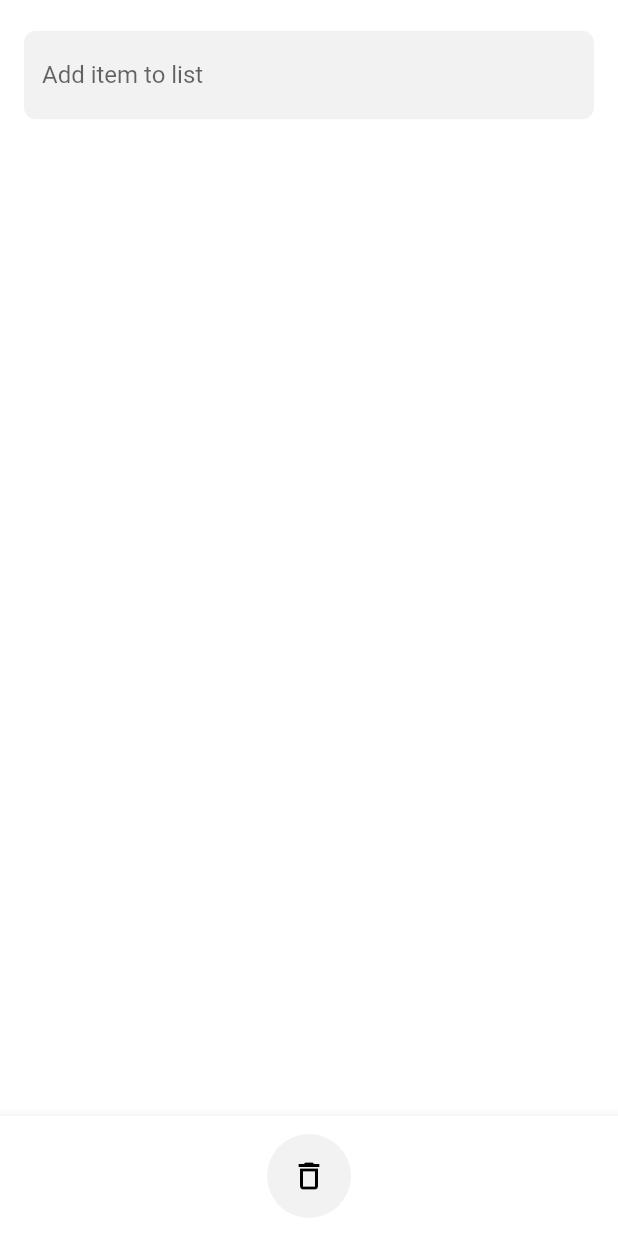
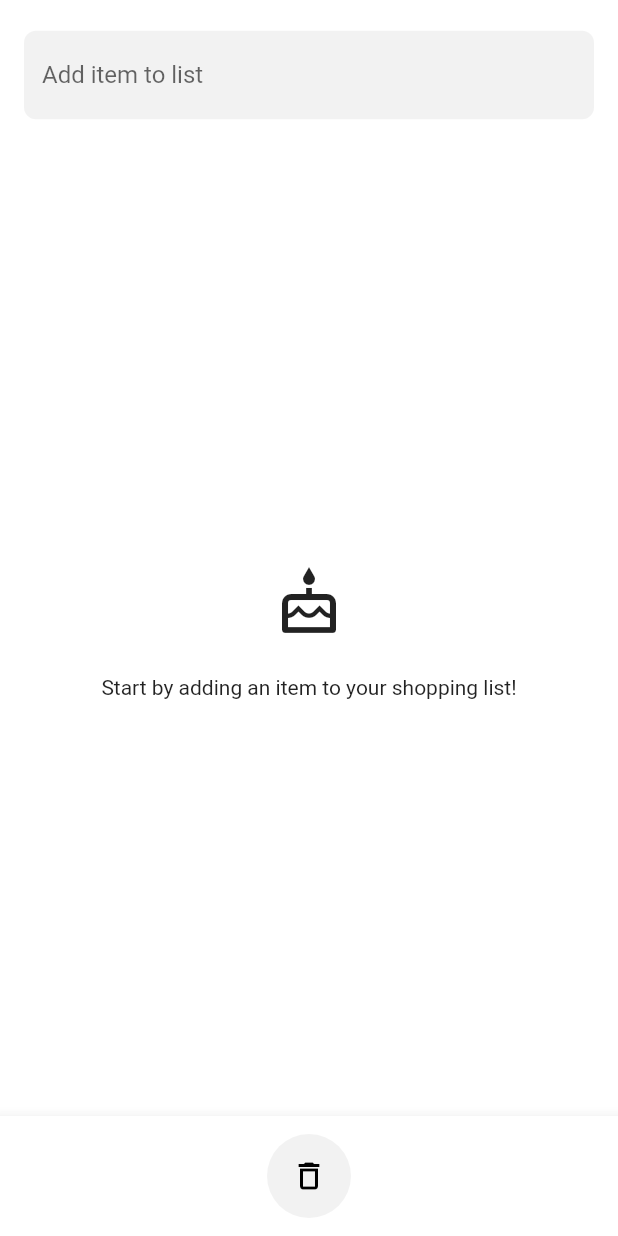
Before and after one commit to OssiPesonen/flutter-grocery-liust, a Flutter app: the screen it shows after launch, on a phone screen of 412 x 824 dp. Run offline on Flutter 3.47's test engine with Material 2 defaults, Android fonts, the phone set to English and light mode, and no system bars; our stand-ins replace nanoid.

Commit message:
feat: Add id prop to list item model refactor: Use ID as key to access item in list as opposed to title feat: Add increase / decrease to amount buttons and functionality feat: Show amount in picked up items feat: Adding number in front of the item name will use that as it's amount refactor: Adjusted folder structure and naming a bit

```diff
--- a/lib/models/list_item.dart
+++ b/lib/models/list_item.dart
@@ -1,9 +1,17 @@
 class ListItem {
-  final String title;
-  bool isComplete;
+  /// UUID
+  final String id;
+  /// Item title / description
+  String title;
+  /// Has the item been picked up
+  bool isPickedUp;
+  /// How many items are there to pick up
+  int amount;
 
   ListItem({
+    required this.id,
     required this.title,
-    required this.isComplete,
+    required this.isPickedUp,
+    required this.amount,
   });
 }
--- a/lib/screens/home.dart
+++ b/lib/screens/home.dart
@@ -1,8 +1,9 @@
 import 'package:flutter/material.dart';
 import 'package:shopping_list_app/providers/items_provider.dart';
-import 'package:shopping_list_app/widgets/home/home_bottom_navigation.dart';
-import 'package:shopping_list_app/widgets/home/home_app_bar.dart';
-import 'package:shopping_list_app/widgets/list_card.dart';
+import 'package:shopping_list_app/widgets/empty_list.dart';
+import 'package:shopping_list_app/widgets/bottom_navigation.dart';
+import 'package:shopping_list_app/widgets/add_item_input.dart';
+import 'package:shopping_list_app/widgets/item_list.dart';
 import 'package:provider/provider.dart';
 
 class Home extends StatefulWidget {
@@ -15,26 +16,63 @@ class Home extends StatefulWidget {
 class _HomeState extends State<Home> {
   @override
   Widget build(BuildContext context) {
+    var listItemCount = context.watch<ItemsProvider>().items.length;
+
     return Scaffold(
       backgroundColor: Colors.white,
-      bottomNavigationBar: const HomeBottomNavigation(),
+      bottomNavigationBar: const BottomNavigation(),
       appBar: AppBar(
         key: const Key('home-appbar'),
         backgroundColor: Colors.white,
         foregroundColor: const Color.fromRGBO(50, 50, 50, 1),
         shadowColor: Colors.transparent,
         toolbarHeight: 100,
-        title: const HomeAppBar(),
+        title: const AddItemInput(),
       ),
-      body: Center(
-        key: const Key('home-body'),
-        child: ListView.builder(
-          itemCount: context.watch<ItemsProvider>().items.length,
-          itemBuilder: (context, index) {
-            return ListCard(item: context.watch<ItemsProvider>().items[index]);
-          },
-        ),
-      ),
+      body: listItemCount == 0
+          ? const EmptyList()
+          : SafeArea(
+              key: const Key('home-body'),
+              child: SingleChildScrollView(
+                child: Column(
+                  mainAxisAlignment: MainAxisAlignment.start,
+                  crossAxisAlignment: CrossAxisAlignment.start,
+                  children: [
+                    ItemList(
+                      items: context
+                          .read<ItemsProvider>()
+                          .items
+                          .where((element) => !element.isPickedUp)
+                          .toList(),
+                    ),
+                    const SizedBox(height: 8),
+                    if (context
+                        .read<ItemsProvider>()
+                        .items
+                        .reversed
+                        .where((element) => element.isPickedUp)
+                        .toList()
+                        .isNotEmpty)
+                      const Padding(
+                        padding: EdgeInsets.all(16),
+                        child: Text(
+                          'Picked up items',
+                          textAlign: TextAlign.left,
+                          style: TextStyle(
+                              fontSize: 18, fontWeight: FontWeight.bold),
+                        ),
+                      ),
+                    ItemList(
+                      items: context
+                          .read<ItemsProvider>()
+                          .items
+                          .where((element) => element.isPickedUp)
+                          .toList(),
+                    ),
+                  ],
+                ),
+              ),
+            ),
     );
   }
 }
--- a/lib/widgets/home/home_app_bar.dart
+++ b/lib/widgets/add_item_input.dart
@@ -1,16 +1,17 @@
 import 'package:flutter/material.dart';
+import 'package:nanoid/nanoid.dart';
 import 'package:shopping_list_app/models/list_item.dart';
 import 'package:shopping_list_app/providers/items_provider.dart';
 import 'package:provider/provider.dart';
 
-class HomeAppBar extends StatefulWidget {
-  const HomeAppBar({Key? key}) : super(key: key);
+class AddItemInput extends StatefulWidget {
+  const AddItemInput({Key? key}) : super(key: key);
 
   @override
-  State<HomeAppBar> createState() => _HomeAppBarState();
+  State<AddItemInput> createState() => _AddItemInputState();
 }
 
-class _HomeAppBarState extends State<HomeAppBar> {
+class _AddItemInputState extends State<AddItemInput> {
   final appBarTextFieldController = TextEditingController();
 
   @override
@@ -25,13 +26,15 @@ class _HomeAppBarState extends State<HomeAppBar> {
     return Column(
       children: [
         TextField(
-          key: const Key('home-appbar-textfield'),
+          key: const Key('appbar-textfield'),
           controller: appBarTextFieldController,
           onSubmitted: (value) {
             context.read<ItemsProvider>().addItem(
                   ListItem(
+                    id: nanoid(),
                     title: value,
-                    isComplete: false,
+                    isPickedUp: false,
+                    amount: 1,
                   ),
                 );
 
--- a/lib/widgets/home/home_bottom_navigation.dart
+++ b/lib/widgets/bottom_navigation.dart
@@ -2,13 +2,13 @@ import 'package:flutter/material.dart';
 import 'package:shopping_list_app/providers/items_provider.dart';
 import 'package:provider/provider.dart';
 
-class HomeBottomNavigation extends StatelessWidget {
-  const HomeBottomNavigation({Key? key}) : super(key: key);
+class BottomNavigation extends StatelessWidget {
+  const BottomNavigation({Key? key}) : super(key: key);
 
   @override
   Widget build(BuildContext context) {
     return SizedBox(
-      key: const Key('home-bottom-navigation'),
+      key: const Key('bottom-navigation'),
       height: 80,
       child: BottomAppBar(
         child: Row(
@@ -19,7 +19,7 @@ class HomeBottomNavigation extends StatelessWidget {
               radius: 28,
               child: IconButton(
                 color: Colors.black,
-                key: const Key('home-bottom-navigation-button-clear-list'),
+                key: const Key('bottom-navigation-button-clear-list'),
                 onPressed: () {
                   context.read<ItemsProvider>().clearItems();
                 },
--- /dev/null
+++ b/lib/widgets/empty_list.dart
@@ -0,0 +1,27 @@
+import 'package:flutter/material.dart';
+
+class EmptyList extends StatelessWidget {
+  const EmptyList({Key? key}) : super(key: key);
+
+  @override
+  Widget build(BuildContext context) {
+    return Center(
+      child: Column(
+        mainAxisAlignment: MainAxisAlignment.center,
+        crossAxisAlignment: CrossAxisAlignment.center,
+        children: const [
+          Icon(
+            Icons.cake_outlined,
+            size: 48,
+          ),
+          SizedBox(
+            height: 24,
+          ),
+          Text(
+            'Start by adding an item to your shopping list!',
+          ),
+        ],
+      ),
+    );
+  }
+}
--- a/lib/widgets/list_card.dart
+++ b/lib/widgets/list_card.dart
@@ -20,51 +20,80 @@ class _ListCardState extends State<ListCard> {
   @override
   Widget build(BuildContext context) {
     return Card(
-      key: const Key('list-card'),
-      elevation: 2,
+      key: Key("list-card-${widget.item.id}"),
+      elevation: widget.item.isPickedUp ? 0 : 2,
       shadowColor: const Color.fromRGBO(0, 0, 0, 0.3),
+      color: widget.item.isPickedUp
+          ? const Color.fromRGBO(0, 0, 0, 0.05)
+          : Colors.white,
       margin: const EdgeInsets.symmetric(horizontal: 8, vertical: 4),
       child: Container(
         padding: const EdgeInsets.fromLTRB(0, 4, 0, 4),
         child: Row(
           children: [
             Checkbox(
-              key: const Key('list-card-item-toggle'),
+              key: Key("list-card-item-toggle-${widget.item.id}"),
               checkColor: Colors.white,
               shape: RoundedRectangleBorder(
                   borderRadius: BorderRadius.circular(4)),
               fillColor: MaterialStateProperty.resolveWith(getColor),
-              value: widget.item.isComplete,
+              value: widget.item.isPickedUp,
               onChanged: (bool? value) {
-                context.read<ItemsProvider>().toggleItem(widget.item.title);
+                context.read<ItemsProvider>().toggleItemPicked(widget.item.id);
               },
             ),
             Expanded(
               child: Text(
-                key: const Key('list-card-item-title'),
+                key: Key("list-card-item-title-${widget.item.id}"),
                 widget.item.title,
                 textAlign: TextAlign.left,
+                style: TextStyle(
+                  color: widget.item.isPickedUp
+                      ? const Color.fromRGBO(0, 0, 0, 0.5)
+                      : Colors.black,
+                ),
               ),
             ),
             Row(
               children: [
-                IconButton(
-                  key: const Key('list-card-item-button-decrease'),
-                  onPressed: () {},
+                if (!widget.item.isPickedUp)
+                  SizedBox(
+                    width: 48,
+                    child: IconButton(
+                      key: Key(
+                          "list-card-item-button-decrease-${widget.item.id}"),
+                      onPressed: () {
+                        context
+                            .read<ItemsProvider>()
+                            .decreaseAmount(widget.item.id);
+                      },
                       icon: const Icon(
                         Icons.remove_circle_outline_rounded,
                         size: 16,
                       ),
                     ),
-                const Text("1"),
-                IconButton(
-                  key: const Key('list-card-item-button-increase'),
-                  onPressed: () {},
+                  ),
+                Text(widget.item.amount.toString(),
+                    key: Key("list-card-item-amount-${widget.item.id}")),
+                if (!widget.item.isPickedUp)
+                  SizedBox(
+                    width: 48,
+                    child: IconButton(
+                      key: Key(
+                          "list-card-item-button-increase-${widget.item.id}"),
+                      onPressed: () {
+                        context
+                            .read<ItemsProvider>()
+                            .increaseAmount(widget.item.id);
+                      },
                       icon: const Icon(
                         Icons.add_circle_outline_rounded,
                         size: 16,
                       ),
                     ),
+                  )
+                else
+                  const SizedBox(width: 48),
               ],
             ),
           ],
--- a/pubspec.yaml
+++ b/pubspec.yaml
@@ -37,6 +37,7 @@ dependencies:
   cupertino_icons: ^1.0.2
   provider: ^6.0.5
   google_fonts: ^4.0.4
+  nanoid: ^1.0.0
 
 dev_dependencies:
   flutter_test:
```
Also changed, not shown: lib/providers/items_provider.dart (+49 -4 lines), lib/widgets/item_list.dart (added, +21 -0 lines), pubspec.lock, 9 other files. Lines whose indentation alone changed are shown as unchanged.
